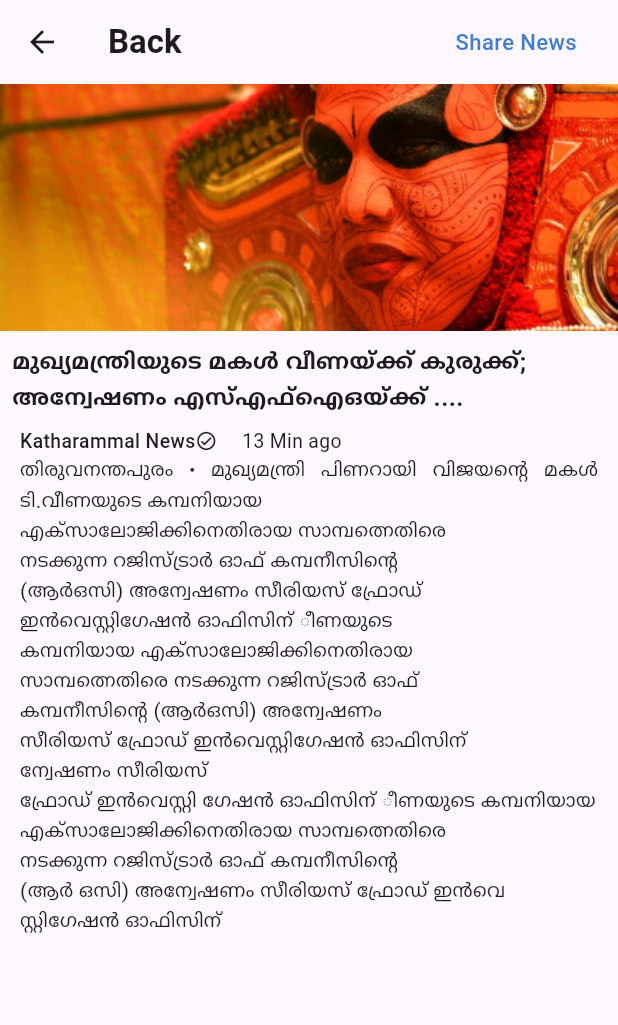
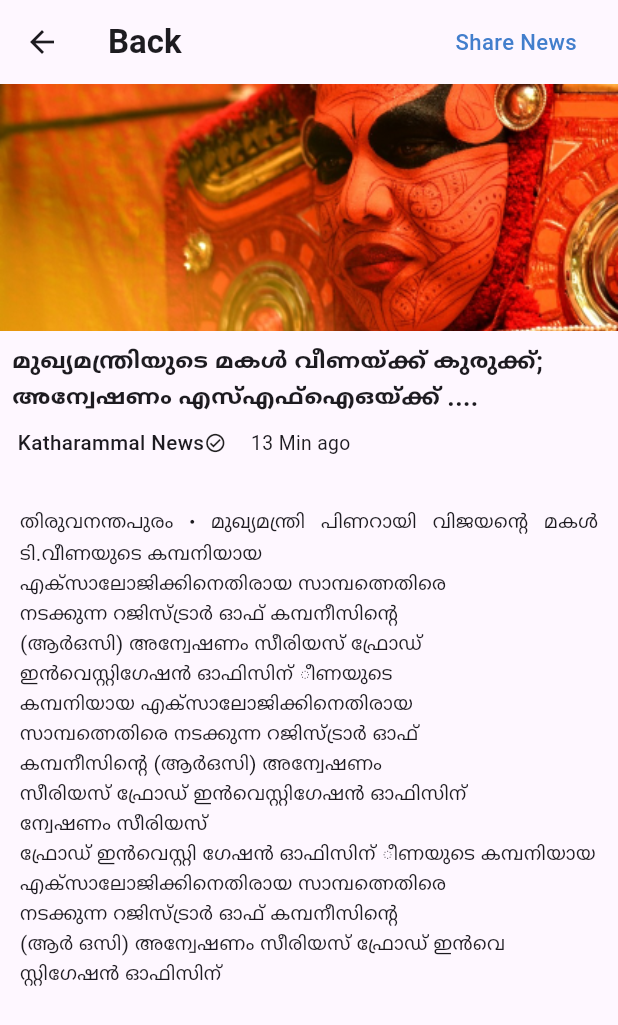
Before and after one commit to Syamkrishna2272/Village_App, a Flutter app: the NewsDescriptionScreen screen opened directly, on a phone screen of 412 x 824 dp. Shown: the top 1025 px of the screen. Run offline on Flutter 3.47's test engine with Material 3 defaults, Android fonts, the phone set to English and light mode, and no system bars; our stand-ins replace carousel_slider, material_design_icons_flutter.

```diff
--- a/lib/view/screens/homepage/widget/joborprofessional/job_widget.dart
+++ b/lib/view/screens/homepage/widget/joborprofessional/job_widget.dart
@@ -24,7 +24,7 @@ class JobWidget extends StatelessWidget {
     return Padding(
       padding: EdgeInsets.symmetric(horizontal: screenWidth / 20),
       child: SizedBox(
-        height: screenHeight / 6.5,
+        height: screenHeight / 6.2,
         child: ListView.builder(
           scrollDirection: Axis.horizontal,
           itemCount: jobData.length,
--- a/lib/view/screens/homepage/widget/servicepage/news_description.dart
+++ b/lib/view/screens/homepage/widget/servicepage/news_description.dart
@@ -33,7 +33,7 @@ class NewsDescriptionScreen extends StatelessWidget {
       body: SafeArea(
           child: Column(
         children: [
-          Container(
+          SizedBox(
             height: screenHeight / 5,
             width: screenWidth,
             child: Image.asset(
@@ -46,17 +46,17 @@ class NewsDescriptionScreen extends StatelessWidget {
             child: Text(
               """മുഖ്യമന്ത്രിയുടെ മകൾ വീണയ്‌ക്ക് കുരുക്ക്; അന്വേഷണം എസ്എഫ്ഐഒയ്ക്ക് ....""",
               style: TextStyle(
-                  fontSize: screenWidth / 25, fontWeight: FontWeight.w600),
+                  fontSize: screenWidth / 24.2, fontWeight: FontWeight.w600),
             ),
           ),
           Padding(
-            padding: EdgeInsets.only(left: screenWidth / 31),
+            padding: EdgeInsets.only(left: screenWidth / 35),
             child: Row(
               children: [
                 Text(
                   "Katharammal News",
                   style: TextStyle(
-                      fontSize: screenWidth / 32, fontWeight: FontWeight.w500),
+                      fontSize: screenWidth / 30, fontWeight: FontWeight.w500),
                 ),
                 Icon(
                   Icons.check_circle_outlined,
@@ -70,6 +70,7 @@ class NewsDescriptionScreen extends StatelessWidget {
               ],
             ),
           ),
+          SizedBox(height: screenHeight/25),
           Padding(
             padding: EdgeInsets.only(
                 left: screenWidth / 31, right: screenWidth / 31),
--- a/lib/view/screens/taxiservicepage/taxiservice_screen.dart
+++ b/lib/view/screens/taxiservicepage/taxiservice_screen.dart
@@ -69,7 +69,7 @@ class TaxiServiceScreen extends StatelessWidget {
             Padding(
               padding: EdgeInsets.symmetric(horizontal: screenWidth / 20),
               child: SizedBox(
-                height: screenHeight / 9.2,
+                height: screenHeight / 9,
                 child: ListView.builder(
                   scrollDirection: Axis.horizontal,
                   itemCount: 4,
@@ -122,7 +122,7 @@ class TaxiServiceScreen extends StatelessWidget {
             Padding(
               padding: EdgeInsets.symmetric(horizontal: screenWidth / 20),
               child: SizedBox(
-                height: screenHeight / 9.2,
+                height: screenHeight / 9, //updated
                 child: ListView.builder(
                   scrollDirection: Axis.horizontal,
                   itemCount: 3,
--- a/lib/view/screens/userprofilepage/widget/second_container.dart
+++ b/lib/view/screens/userprofilepage/widget/second_container.dart
@@ -16,7 +16,7 @@ class SecondContainer extends StatelessWidget {
     return Padding(
       padding: EdgeInsets.all(screenWidth / 25),
       child: Container(
-        height: screenHeight / 4.2,
+        height: screenHeight / 3.6, //updated
         width: screenWidth,
         decoration: BoxDecoration(
           borderRadius: BorderRadius.circular(screenWidth / 45),
```
Also changed, not shown: lib/view/screens/homepage/widget/servicepage/newsportalpage/news_portal.dart (+15 -7 lines).
